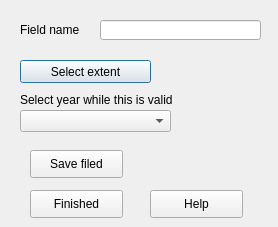
The window that widgets/add_field_base.ui (axelande/geodatafarm3) describes before a commit, drawn with Qt 5.
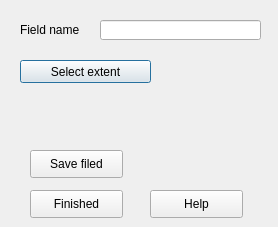
The same window after the commit.

Commit message: Changed the "years" when creating a new farm (for the plan ahead)

```diff
--- a/widgets/add_field_base.ui
+++ b/widgets/add_field_base.ui
@@ -68,29 +68,6 @@
     <string>Help</string>
    </property>
   </widget>
-  <widget class="QComboBox" name="CBYear">
-   <property name="geometry">
-    <rect>
-     <x>20</x>
-     <y>110</y>
-     <width>151</width>
-     <height>22</height>
-    </rect>
-   </property>
-  </widget>
-  <widget class="QLabel" name="label_6">
-   <property name="geometry">
-    <rect>
-     <x>20</x>
-     <y>90</y>
-     <width>201</width>
-     <height>20</height>
-    </rect>
-   </property>
-   <property name="text">
-    <string>Select year while this is valid</string>
-   </property>
-  </widget>
   <widget class="QPushButton" name="PBSave">
    <property name="geometry">
     <rect>
```
The commit also changes 2 other files.
